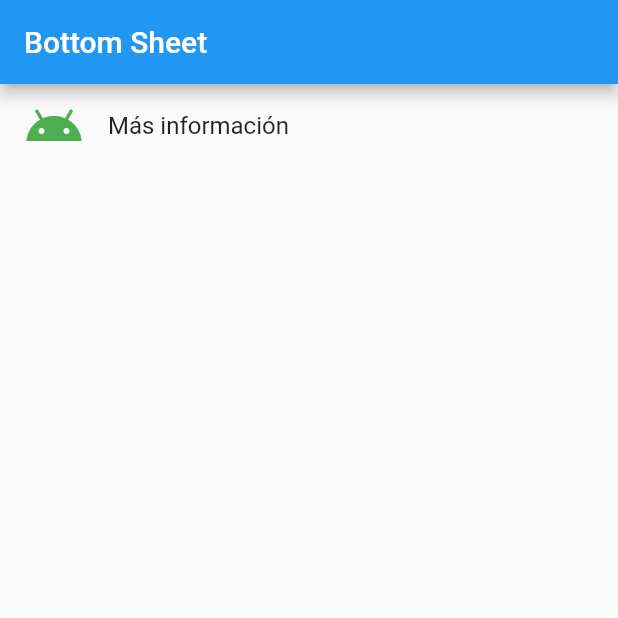
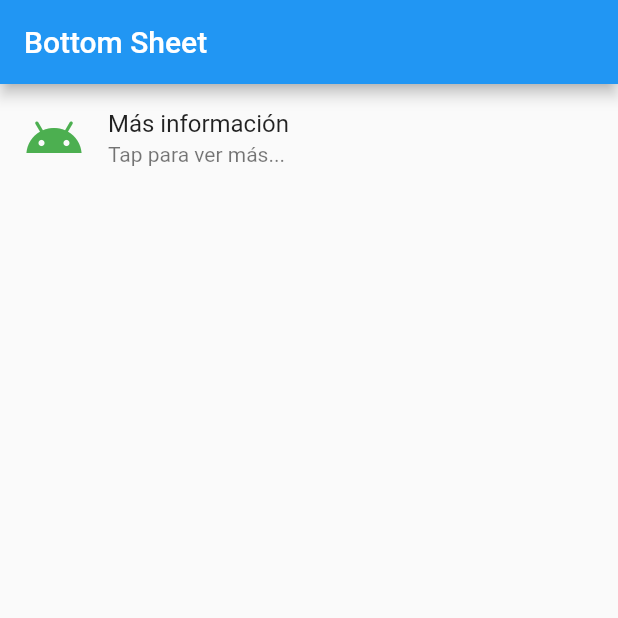
Before and after one commit to miguelherrerad/flutter_showmodal_bottomsheet, a Flutter app: the screen it shows after launch, on a phone screen of 412 x 824 dp, the top half of it. Run offline on Flutter 3.47's test engine with Material 2 defaults, Android fonts, the phone set to English and light mode, and no system bars.

Commit message:
ShowSheet - Subtitle

```diff
--- a/lib/main.dart
+++ b/lib/main.dart
@@ -35,6 +35,7 @@
             color: Colors.green,
           ),
           title: const Text('Más información'),
+          subtitle: const Text('Tap para ver más...'),
         )
       ],
     );
```
